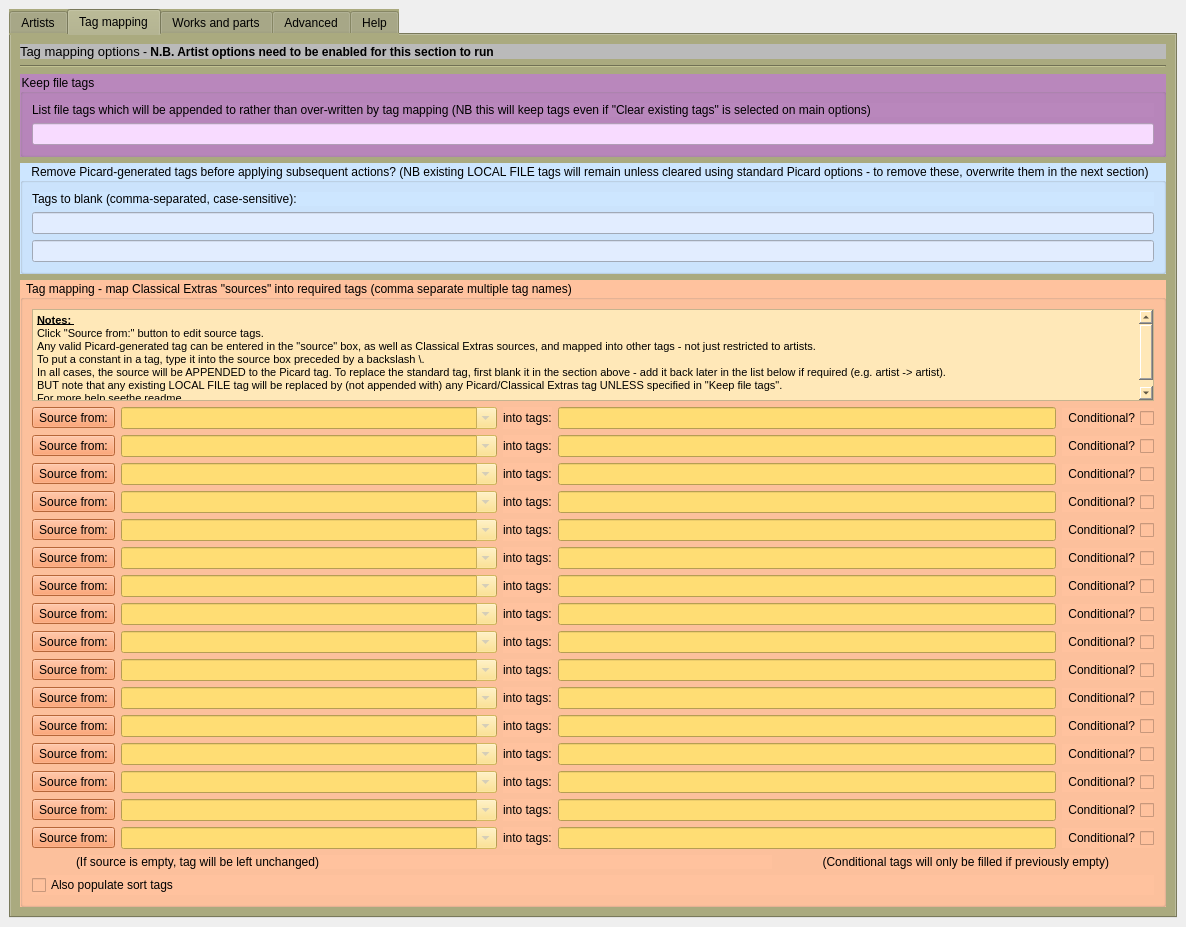
Above: plugins/classical_extras/options_classical_extras.ui from metabrainz/picard-plugins before the change. Below: the same form after it.
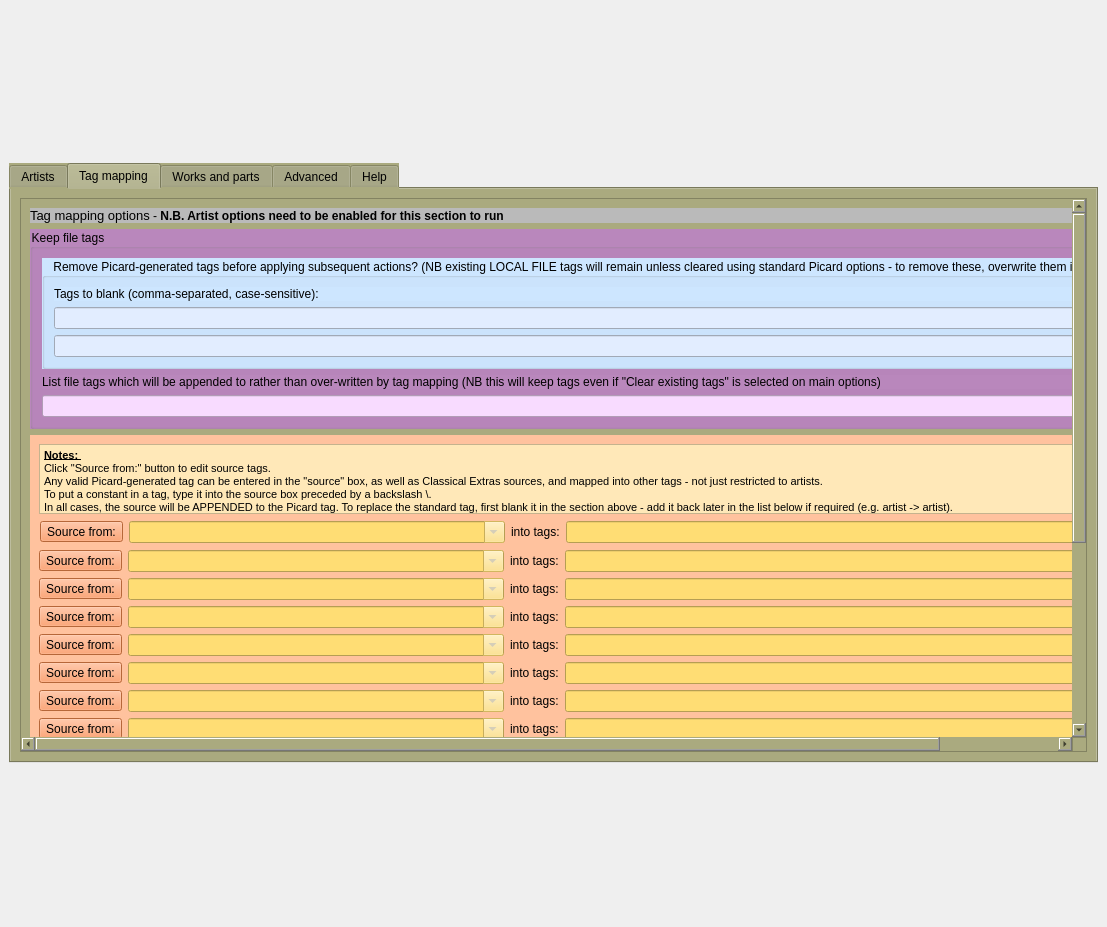
That is the form after the change. The open tabs and pages were chosen to show the change.

Diff of the .ui file:
```diff
--- a/plugins/classical_extras/options_classical_extras.ui
+++ b/plugins/classical_extras/options_classical_extras.ui
@@ -10,6 +10,12 @@
     <height>927</height>
    </rect>
   </property>
+  <property name="sizePolicy">
+   <sizepolicy hsizetype="Preferred" vsizetype="Preferred">
+    <horstretch>0</horstretch>
+    <verstretch>0</verstretch>
+   </sizepolicy>
+  </property>
   <property name="contextMenuPolicy">
    <enum>Qt::DefaultContextMenu</enum>
   </property>
@@ -26,11 +32,17 @@
    <item>
     <widget class="QTabWidget" name="tabWidget">
      <property name="sizePolicy">
-      <sizepolicy hsizetype="Preferred" vsizetype="Preferred">
+      <sizepolicy hsizetype="MinimumExpanding" vsizetype="MinimumExpanding">
        <horstretch>0</horstretch>
        <verstretch>0</verstretch>
       </sizepolicy>
      </property>
+     <property name="maximumSize">
+      <size>
+       <width>1200</width>
+       <height>600</height>
+      </size>
+     </property>
      <property name="autoFillBackground">
       <bool>false</bool>
      </property>
@@ -1045,6 +1057,27 @@
       </attribute>
       <layout class="QVBoxLayout" name="verticalLayout_28">
        <item>
+        <widget class="QScrollArea" name="scrollArea_4">
+         <property name="sizePolicy">
+          <sizepolicy hsizetype="Preferred" vsizetype="Preferred">
+           <horstretch>0</horstretch>
+           <verstretch>0</verstretch>
+          </sizepolicy>
+         </property>
+         <property name="widgetResizable">
+          <bool>true</bool>
+         </property>
+         <widget class="QWidget" name="scrollAreaWidgetContents_8">
+          <property name="geometry">
+           <rect>
+            <x>0</x>
+            <y>0</y>
+            <width>1060</width>
+            <height>835</height>
+           </rect>
+          </property>
+          <layout class="QVBoxLayout" name="verticalLayout_33">
+           <item>
         <widget class="QLabel" name="label_18">
          <property name="styleSheet">
           <string notr="true">background-color: rgb(186, 186, 186);</string>
@@ -1054,13 +1087,6 @@
          </property>
         </widget>
        </item>
-       <item>
-        <widget class="Line" name="line_5">
-         <property name="orientation">
-          <enum>Qt::Horizontal</enum>
-         </property>
-        </widget>
-       </item>
        <item>
         <widget class="QGroupBox" name="groupBox_11">
          <property name="whatsThis">
@@ -1074,29 +1100,6 @@
          </property>
          <layout class="QVBoxLayout" name="verticalLayout_17">
           <item>
-           <widget class="QLabel" name="label_19">
-            <property name="whatsThis">
-             <string>&lt;html&gt;&lt;head/&gt;&lt;body&gt;&lt;p&gt;&lt;br/&gt;&lt;/p&gt;&lt;/body&gt;&lt;/html&gt;</string>
-            </property>
-            <property name="text">
-             <string>List file tags which will be appended to rather than over-written by tag mapping (NB this will keep tags even if &quot;Clear existing tags&quot; is selected on main options)</string>
-            </property>
-           </widget>
-          </item>
-          <item>
-           <widget class="QLineEdit" name="cea_keep">
-            <property name="toolTip">
-             <string>&lt;html&gt;&lt;head/&gt;&lt;body&gt;&lt;p&gt;Enter file tag names, separated by commas&lt;/p&gt;&lt;/body&gt;&lt;/html&gt;</string>
-            </property>
-            <property name="styleSheet">
-             <string notr="true">background-color: rgb(248, 219, 255);</string>
-            </property>
-           </widget>
-          </item>
-         </layout>
-        </widget>
-       </item>
-       <item>
         <widget class="QGroupBox" name="artist_tags">
          <property name="whatsThis">
           <string>&lt;html&gt;&lt;head/&gt;&lt;body&gt;&lt;p&gt;Any tags specified in the next two rows will be blanked before applying the tag sources described in the following section. NB this applies only to Picard-generated tags, not to other tags which might pre-exist on the file: to blank those, use the main Options-&amp;gt;Tags page. Comma-separate the tag names within the rows and note that these names are case-sensitive.&lt;/p&gt;&lt;/body&gt;&lt;/html&gt;</string>
@@ -1139,7 +1142,36 @@
         </widget>
        </item>
        <item>
-        <widget class="QGroupBox" name="artist_tags_2">
+               <widget class="QLabel" name="label_19">
+                <property name="whatsThis">
+                 <string>&lt;html&gt;&lt;head/&gt;&lt;body&gt;&lt;p&gt;&lt;br/&gt;&lt;/p&gt;&lt;/body&gt;&lt;/html&gt;</string>
+                </property>
+                <property name="text">
+                 <string>List file tags which will be appended to rather than over-written by tag mapping (NB this will keep tags even if &quot;Clear existing tags&quot; is selected on main options)</string>
+                </property>
+               </widget>
+              </item>
+              <item>
+               <widget class="QLineEdit" name="cea_keep">
+                <property name="toolTip">
+                 <string>&lt;html&gt;&lt;head/&gt;&lt;body&gt;&lt;p&gt;Enter file tag names, separated by commas&lt;/p&gt;&lt;/body&gt;&lt;/html&gt;</string>
+                </property>
+                <property name="styleSheet">
+                 <string notr="true">background-color: rgb(248, 219, 255);</string>
+                </property>
+               </widget>
+              </item>
+             </layout>
+            </widget>
+           </item>
+           <item>
+            <widget class="QFrame" name="artist_tags_2">
+             <property name="sizePolicy">
+              <sizepolicy hsizetype="Preferred" vsizetype="Preferred">
+               <horstretch>0</horstretch>
+               <verstretch>0</verstretch>
+              </sizepolicy>
+             </property>
          <property name="focusPolicy">
           <enum>Qt::NoFocus</enum>
          </property>
@@ -1150,12 +1182,18 @@
           <string notr="true">background-color: rgb(255, 194, 158);
 font: 75 8pt &quot;MS Shell Dlg 2&quot;;</string>
          </property>
-         <property name="title">
-          <string>Tag mapping - map Classical Extras &quot;sources&quot; into required tags (comma separate multiple tag names)</string>
+             <property name="frameShape">
+              <enum>QFrame::NoFrame</enum>
          </property>
          <layout class="QVBoxLayout" name="verticalLayout_3">
           <item>
            <widget class="QTextBrowser" name="textBrowser">
+                <property name="sizePolicy">
+                 <sizepolicy hsizetype="Preferred" vsizetype="Maximum">
+                  <horstretch>0</horstretch>
+                  <verstretch>0</verstretch>
+                 </sizepolicy>
+                </property>
             <property name="styleSheet">
              <string notr="true">background-color: rgb(255, 232, 184);</string>
             </property>
@@ -1175,12 +1213,16 @@
            </widget>
           </item>
           <item>
+               <widget class="QFrame" name="frame">
            <layout class="QHBoxLayout" name="_14">
             <property name="spacing">
              <number>6</number>
             </property>
+                 <property name="sizeConstraint">
+                  <enum>QLayout::SetDefaultConstraint</enum>
+                 </property>
             <property name="margin">
-             <number>0</number>
+                  <number>1</number>
             </property>
             <item>
              <widget class="QToolButton" name="toolButton_1">
@@ -1363,6 +1405,7 @@
              </widget>
             </item>
            </layout>
+               </widget>
           </item>
           <item>
            <layout class="QHBoxLayout" name="_15">
@@ -4061,6 +4104,10 @@
        </item>
       </layout>
      </widget>
+        </widget>
+       </item>
+      </layout>
+     </widget>
      <widget class="QWidget" name="Works">
       <attribute name="title">
        <string>Works and parts</string>
```
Left out of the diff: 367 changed lines with no effect on the pictures. Lines whose indentation alone changed are shown as unchanged.
